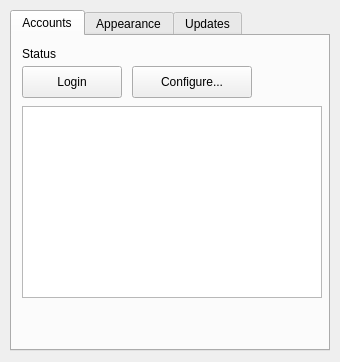
Before: the Qt Designer form src/settingwindow.ui in b123400/tootrain-qt, drawn with Qt 5.
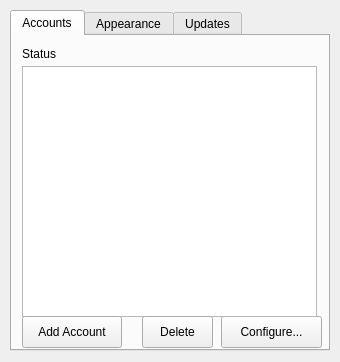
After: the same form once the commit is applied. The open tabs and pages were chosen to show the change.

Commit message: Implement table widget for multiple accounts

What changed in the file:
```diff
--- a/src/settingwindow.ui
+++ b/src/settingwindow.ui
@@ -44,9 +44,9 @@
     <widget class="QPushButton" name="configButton">
      <property name="geometry">
       <rect>
-       <x>120</x>
-       <y>30</y>
-       <width>120</width>
+       <x>209</x>
+       <y>280</y>
+       <width>101</width>
        <height>32</height>
       </rect>
      </property>
@@ -67,28 +67,59 @@
       <string>Status</string>
      </property>
     </widget>
-    <widget class="QPushButton" name="loginButton">
+    <widget class="QTableWidget" name="accountTable">
      <property name="geometry">
       <rect>
        <x>10</x>
        <y>30</y>
+       <width>295</width>
+       <height>251</height>
+      </rect>
+     </property>
+     <property name="editTriggers">
+      <set>QAbstractItemView::EditTrigger::NoEditTriggers</set>
+     </property>
+     <property name="selectionBehavior">
+      <enum>QAbstractItemView::SelectionBehavior::SelectRows</enum>
+     </property>
+     <property name="wordWrap">
+      <bool>false</bool>
+     </property>
+     <property name="cornerButtonEnabled">
+      <bool>false</bool>
+     </property>
+     <attribute name="horizontalHeaderVisible">
+      <bool>false</bool>
+     </attribute>
+     <attribute name="verticalHeaderVisible">
+      <bool>false</bool>
+     </attribute>
+    </widget>
+    <widget class="QPushButton" name="addAccountButton">
+     <property name="geometry">
+      <rect>
+       <x>10</x>
+       <y>280</y>
        <width>100</width>
        <height>32</height>
       </rect>
      </property>
      <property name="text">
-      <string>Login</string>
+      <string>Add Account</string>
      </property>
     </widget>
-    <widget class="QTableView" name="tableView">
+    <widget class="QPushButton" name="deleteAccountButton">
      <property name="geometry">
       <rect>
-       <x>10</x>
-       <y>70</y>
-       <width>300</width>
-       <height>192</height>
+       <x>130</x>
+       <y>280</y>
+       <width>71</width>
+       <height>32</height>
       </rect>
      </property>
+     <property name="text">
+      <string>Delete</string>
+     </property>
     </widget>
    </widget>
    <widget class="QWidget" name="Appearance">
```
Left out of the diff: 14 changed lines with no effect on the pictures. The commit also changes 4 other files.
